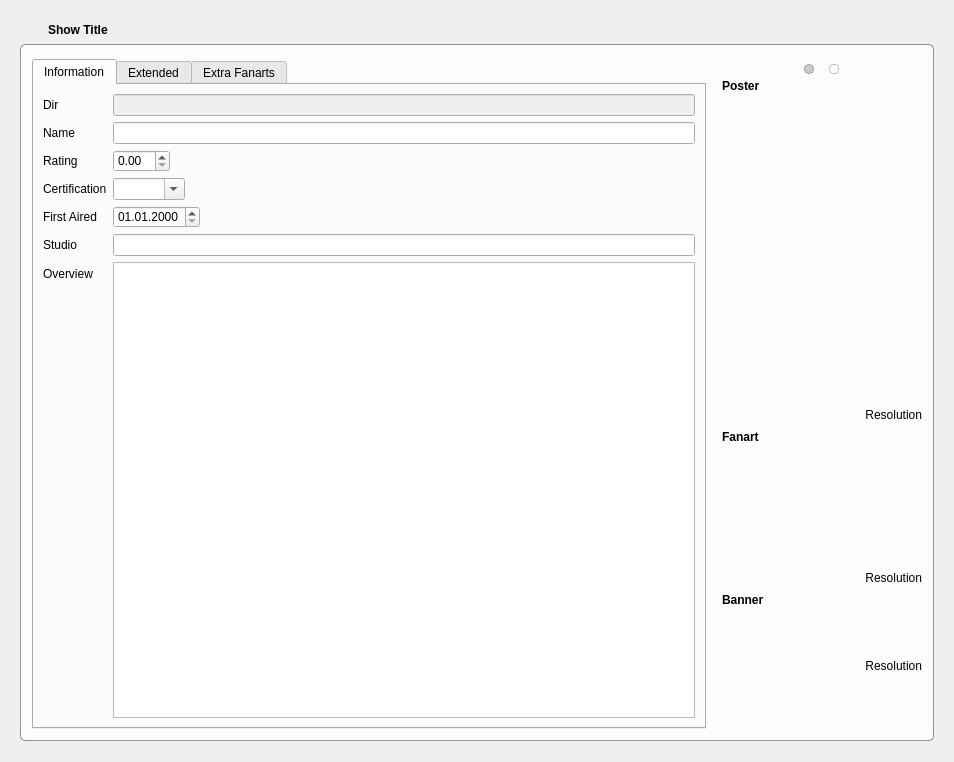
Qt form tvShows/TvShowWidgetTvShow.ui (Komet/MediaElch) before a commit.
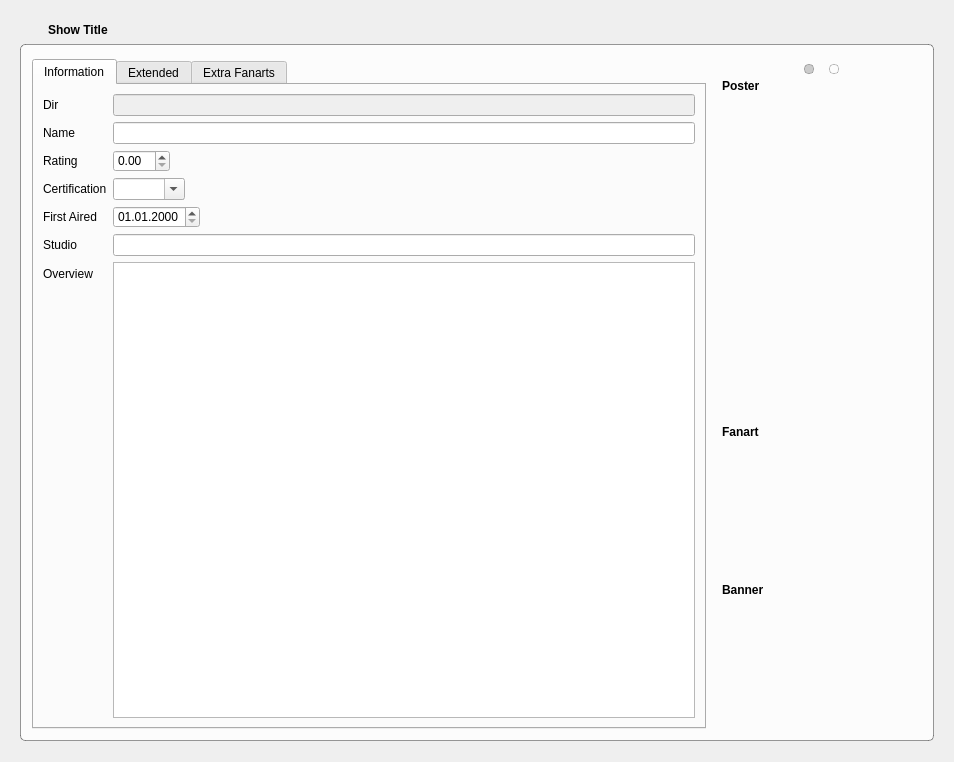
The same form after that commit. Icons and pictures are not drawn. Custom widgets are drawn as their Qt base class.

Commit message: Fixes #268 Added removing of images in tv shows

Diff of the .ui file:
```diff
--- a/tvShows/TvShowWidgetTvShow.ui
+++ b/tvShows/TvShowWidgetTvShow.ui
@@ -614,13 +614,13 @@
               <property name="minimumSize">
                <size>
                 <width>200</width>
-                <height>300</height>
+                <height>320</height>
                </size>
               </property>
               <property name="maximumSize">
                <size>
                 <width>200</width>
-                <height>300</height>
+                <height>320</height>
                </size>
               </property>
               <property name="cursor">
@@ -640,45 +640,6 @@
               </property>
              </widget>
             </item>
-            <item>
-             <layout class="QHBoxLayout" name="horizontalLayout">
-              <item>
-               <widget class="QToolButton" name="buttonPreviewPoster">
-                <property name="cursor">
-                 <cursorShape>PointingHandCursor</cursorShape>
-                </property>
-                <property name="toolTip">
-                 <string>Full Preview</string>
-                </property>
-                <property name="styleSheet">
-                 <string notr="true">QToolButton {
-	border: none;
-}</string>
-                </property>
-                <property name="text">
-                 <string/>
-                </property>
-                <property name="icon">
-                 <iconset resource="../MediaElch.qrc">
-                  <normaloff>:/img/zoom_in.png</normaloff>:/img/zoom_in.png</iconset>
-                </property>
-               </widget>
-              </item>
-              <item>
-               <widget class="QLabel" name="posterResolution">
-                <property name="toolTip">
-                 <string>Resolution</string>
-                </property>
-                <property name="text">
-                 <string>Resolution</string>
-                </property>
-                <property name="alignment">
-                 <set>Qt::AlignRight|Qt::AlignTrailing|Qt::AlignVCenter</set>
-                </property>
-               </widget>
-              </item>
-             </layout>
-            </item>
             <item>
              <widget class="QLabel" name="label_16">
               <property name="font">
@@ -697,13 +658,13 @@
               <property name="minimumSize">
                <size>
                 <width>200</width>
-                <height>112</height>
+                <height>132</height>
                </size>
               </property>
               <property name="maximumSize">
                <size>
                 <width>200</width>
-                <height>112</height>
+                <height>132</height>
                </size>
               </property>
               <property name="cursor">
@@ -723,45 +684,6 @@
               </property>
              </widget>
             </item>
-            <item>
-             <layout class="QHBoxLayout" name="horizontalLayout_5">
-              <item>
-               <widget class="QToolButton" name="buttonPreviewBackdrop">
-                <property name="cursor">
-                 <cursorShape>PointingHandCursor</cursorShape>
-                </property>
-                <property name="toolTip">
-                 <string>Full Preview</string>
-                </property>
-                <property name="styleSheet">
-                 <string notr="true">QToolButton {
-	border: none;
-}</string>
-                </property>
-                <property name="text">
-                 <string/>
-                </property>
-                <property name="icon">
-                 <iconset resource="../MediaElch.qrc">
-                  <normaloff>:/img/zoom_in.png</normaloff>:/img/zoom_in.png</iconset>
-                </property>
-               </widget>
-              </item>
-              <item>
-               <widget class="QLabel" name="backdropResolution">
-                <property name="toolTip">
-                 <string>Resolution</string>
-                </property>
-                <property name="text">
-                 <string>Resolution</string>
-                </property>
-                <property name="alignment">
-                 <set>Qt::AlignRight|Qt::AlignTrailing|Qt::AlignVCenter</set>
-                </property>
-               </widget>
-              </item>
-             </layout>
-            </item>
             <item>
              <widget class="QLabel" name="label_6">
               <property name="font">
@@ -780,13 +702,13 @@
               <property name="minimumSize">
                <size>
                 <width>200</width>
-                <height>37</height>
+                <height>57</height>
                </size>
               </property>
               <property name="maximumSize">
                <size>
                 <width>200</width>
-                <height>37</height>
+                <height>57</height>
                </size>
               </property>
               <property name="cursor">
@@ -803,42 +725,6 @@
               </property>
              </widget>
             </item>
-            <item>
-             <layout class="QHBoxLayout" name="horizontalLayout_6">
-              <item>
-               <widget class="QToolButton" name="buttonPreviewBanner">
-                <property name="cursor">
-                 <cursorShape>PointingHandCursor</cursorShape>
-                </property>
-                <property name="toolTip">
-                 <string>Full Preview</string>
-                </property>
-                <property name="styleSheet">
-                 <string notr="true">QToolButton {
-	border: none;
-}</string>
-                </property>
-                <property name="text">
-                 <string/>
-                </property>
-                <property name="icon">
-                 <iconset resource="../MediaElch.qrc">
-                  <normaloff>:/img/zoom_in.png</normaloff>:/img/zoom_in.png</iconset>
-                </property>
-               </widget>
-              </item>
-              <item>
-               <widget class="QLabel" name="bannerResolution">
-                <property name="text">
-                 <string>Resolution</string>
-                </property>
-                <property name="alignment">
-                 <set>Qt::AlignRight|Qt::AlignTrailing|Qt::AlignVCenter</set>
-                </property>
-               </widget>
-              </item>
-             </layout>
-            </item>
             <item>
              <spacer name="verticalSpacer_4">
               <property name="orientation">
@@ -1147,6 +1033,11 @@
    <header>smallWidgets/ImageGallery.h</header>
    <container>1</container>
   </customwidget>
+  <customwidget>
+   <class>ClosableImage</class>
+   <extends>QLabel</extends>
+   <header>smallWidgets/ClosableImage.h</header>
+  </customwidget>
  </customwidgets>
  <resources>
   <include location="../MediaElch.qrc"/>
```
Left out of the diff: 168 changed lines with no effect on the pictures. The commit also changes 13 other files.
